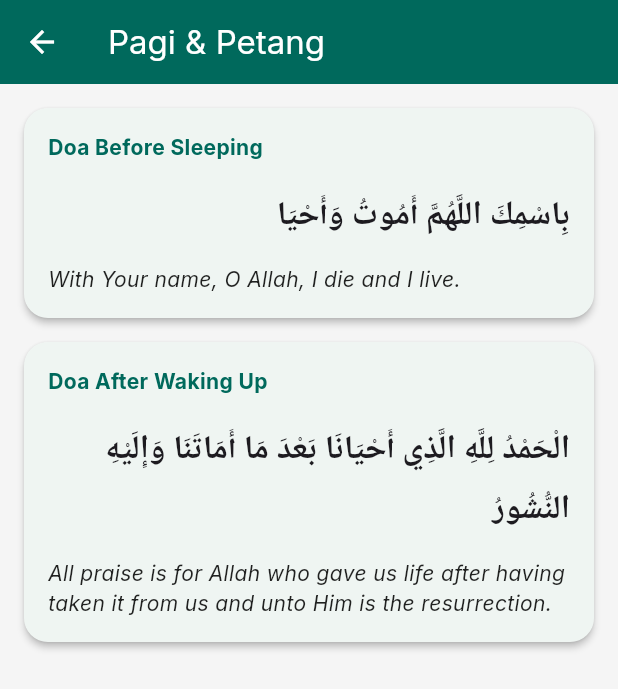
After one commit to mr6982825-16/uas_projekkk, a Flutter app: the DoaScreen screen opened directly, after a tap on "Pagi & Petang", on a phone screen of 412 x 824 dp. The commit adds this screen. Shown: the top 689 px of the screen. Run offline on Flutter 3.47's test engine with Material 3 defaults, Android fonts, the phone set to English and light mode, and no system bars; our stand-ins replace adhan, dio, geolocator, google_fonts.

Commit message:
perubahan ke 3

```diff
--- a/lib/main.dart
+++ b/lib/main.dart
@@ -4,6 +4,7 @@ import 'package:uas_projekk/core/theme.dart';
 import 'package:uas_projekk/modules/dashboard/dashboard_screen.dart';
 import 'package:uas_projekk/modules/quran/quran_provider.dart';
 import 'package:uas_projekk/modules/prayer/prayer_provider.dart';
+import 'package:uas_projekk/modules/hadith/hadith_provider.dart';
 
 void main() {
   runApp(
@@ -11,6 +12,7 @@ void main() {
       providers: [
         ChangeNotifierProvider(create: (_) => QuranProvider()),
         ChangeNotifierProvider(create: (_) => PrayerProvider()),
+        ChangeNotifierProvider(create: (_) => HadithProvider()),
       ],
       child: const MyApp(),
     ),
--- /dev/null
+++ b/lib/modules/doa/doa_list_screen.dart
@@ -0,0 +1,58 @@
+import 'package:flutter/material.dart';
+import 'package:uas_projekk/core/theme.dart';
+
+class DoaListScreen extends StatelessWidget {
+  final String category;
+  const DoaListScreen({super.key, required this.category});
+
+  @override
+  Widget build(BuildContext context) {
+    // Mock data for Doa
+    final List<Map<String, String>> doas = [
+      {
+        "title": "Doa Before Sleeping",
+        "arab": "بِاسْمِكَ اللَّهُمَّ أَمُوتُ وَأَحْيَا",
+        "translation": "With Your name, O Allah, I die and I live."
+      },
+      {
+        "title": "Doa After Waking Up",
+        "arab": "الْحَمْدُ لِلَّهِ الَّذِي أَحْيَانَا بَعْدَ مَا أَمَاتَنَا وَإِلَيْهِ النُّشُورُ",
+        "translation": "All praise is for Allah who gave us life after having taken it from us and unto Him is the resurrection."
+      },
+    ];
+
+    return Scaffold(
+      appBar: AppBar(title: Text(category)),
+      body: ListView.builder(
+        padding: const EdgeInsets.all(16),
+        itemCount: doas.length,
+        itemBuilder: (context, index) {
+          final doa = doas[index];
+          return Card(
+            margin: const EdgeInsets.only(bottom: 16),
+            child: Padding(
+              padding: const EdgeInsets.all(16),
+              child: Column(
+                crossAxisAlignment: CrossAxisAlignment.stretch,
+                children: [
+                  Text(doa['title']!, style: const TextStyle(fontWeight: FontWeight.bold, color: AppTheme.primaryColor)),
+                  const SizedBox(height: 16),
+                  Text(
+                    doa['arab']!,
+                    textAlign: TextAlign.right,
+                    style: const TextStyle(fontSize: 22, fontWeight: FontWeight.bold, height: 1.8),
+                  ),
+                  const SizedBox(height: 12),
+                  Text(
+                    doa['translation']!,
+                    style: const TextStyle(fontSize: 14, color: Colors.black87, fontStyle: FontStyle.italic),
+                  ),
+                ],
+              ),
+            ),
+          );
+        },
+      ),
+    );
+  }
+}
--- a/lib/modules/doa/doa_screen.dart
+++ b/lib/modules/doa/doa_screen.dart
@@ -1,5 +1,7 @@
 import 'package:flutter/material.dart';
 import 'package:uas_projekk/core/theme.dart';
+
+import 'package:uas_projekk/modules/doa/doa_list_screen.dart';
 
 class DoaScreen extends StatelessWidget {
   const DoaScreen({super.key});
@@ -7,16 +9,16 @@ class DoaScreen extends StatelessWidget {
   @override
   Widget build(BuildContext context) {
     final List<String> categories = [
-      "Daily Prayers",
-      "Morning & Evening",
-      "Travel",
-      "Food & Drink",
-      "Home & Family",
-      "Hajj & Umrah",
+      "Doa Harian",
+      "Pagi & Petang",
+      "Perjalanan",
+      "Makan & Minum",
+      "Rumah & Keluarga",
+      "Haji & Umrah",
     ];
 
     return Scaffold(
-      appBar: AppBar(title: const Text("Daily Supplications (Doa)")),
+      appBar: AppBar(title: const Text("Kumpulan Doa Harian")),
       body: GridView.builder(
         padding: const EdgeInsets.all(16),
         gridDelegate: const SliverGridDelegateWithFixedCrossAxisCount(
@@ -27,8 +29,16 @@ class DoaScreen extends StatelessWidget {
         ),
         itemCount: categories.length,
         itemBuilder: (context, index) {
+          final category = categories[index];
           return InkWell(
-            onTap: () {},
+            onTap: () {
+              Navigator.push(
+                context,
+                MaterialPageRoute(
+                  builder: (_) => DoaListScreen(category: category),
+                ),
+              );
+            },
             child: Container(
               decoration: BoxDecoration(
                 color: Colors.white,
--- a/lib/modules/hadith/hadith_screen.dart
+++ b/lib/modules/hadith/hadith_screen.dart
@@ -1,5 +1,7 @@
 import 'package:flutter/material.dart';
 import 'package:uas_projekk/core/theme.dart';
+
+import 'package:uas_projekk/modules/hadith/hadith_list_screen.dart';
 
 class HadithScreen extends StatelessWidget {
   const HadithScreen({super.key});
@@ -7,29 +9,38 @@ class HadithScreen extends StatelessWidget {
   @override
   Widget build(BuildContext context) {
     final List<Map<String, String>> collections = [
-      {"name": "Bukhari", "total": "7008 Hadith"},
-      {"name": "Muslim", "total": "5362 Hadith"},
-      {"name": "Abu Daud", "total": "4419 Hadith"},
-      {"name": "Tirmidzi", "total": "3891 Hadith"},
-      {"name": "Nasai", "total": "5364 Hadith"},
-      {"name": "Ibnu Majah", "total": "4285 Hadith"},
+      {"name": "Bukhari", "total": "7008 Hadith", "slug": "bukhari"},
+      {"name": "Muslim", "total": "5362 Hadith", "slug": "muslim"},
+      {"name": "Abu Daud", "total": "4419 Hadith", "slug": "abu-daud"},
+      {"name": "Tirmidzi", "total": "3891 Hadith", "slug": "tirmidzi"},
+      {"name": "Nasai", "total": "5364 Hadith", "slug": "nasai"},
+      {"name": "Ibnu Majah", "total": "4285 Hadith", "slug": "ibnu-majah"},
     ];
 
     return Scaffold(
-      appBar: AppBar(title: const Text("Hadith Collections")),
+      appBar: AppBar(title: const Text("Koleksi Hadist")),
       body: ListView.builder(
         padding: const EdgeInsets.all(16),
         itemCount: collections.length,
         itemBuilder: (context, index) {
+          final collection = collections[index];
           return Card(
             margin: const EdgeInsets.only(bottom: 16),
             child: ListTile(
               leading: const Icon(Icons.menu_book, color: AppTheme.primaryColor),
-              title: Text(collections[index]['name']!, style: const TextStyle(fontWeight: FontWeight.bold)),
-              subtitle: Text(collections[index]['total']!),
+              title: Text(collection['name']!, style: const TextStyle(fontWeight: FontWeight.bold)),
+              subtitle: Text(collection['total']!),
               trailing: const Icon(Icons.chevron_right),
               onTap: () {
-                // Navigate to hadith list
+                Navigator.push(
+                  context,
+                  MaterialPageRoute(
+                    builder: (_) => HadithListScreen(
+                      title: collection['name']!,
+                      slug: collection['slug']!,
+                    ),
+                  ),
+                );
               },
             ),
           );
--- a/lib/modules/prayer/prayer_screen.dart
+++ b/lib/modules/prayer/prayer_screen.dart
@@ -20,7 +20,7 @@ class _PrayerScreenState extends State<PrayerScreen> {
   @override
   Widget build(BuildContext context) {
     return Scaffold(
-      appBar: AppBar(title: const Text("Prayer Times")),
+      appBar: AppBar(title: const Text("Jadwal Sholat")),
       body: Consumer<PrayerProvider>(
         builder: (context, provider, child) {
           if (provider.isLoading) {
```
Also changed, not shown: lib/modules/dashboard/dashboard_screen.dart (+4 -4 lines), lib/modules/hadith/hadith_list_screen.dart (added, +102 -0 lines), lib/modules/hadith/hadith_provider.dart (added, +36 -0 lines), lib/modules/quran/quran_screen.dart (+29 -2 lines).
